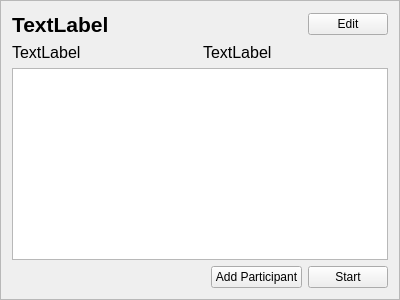
Qt form gui/ui/mainframe.ui (meshell/KataTournamentRunner) before a commit.
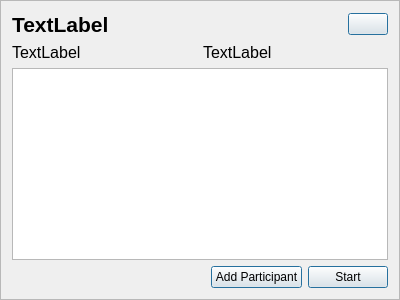
The same form after that commit. Icons and pictures are not drawn.

```diff
--- a/gui/ui/mainframe.ui
+++ b/gui/ui/mainframe.ui
@@ -64,7 +64,23 @@
        <item>
         <widget class="QPushButton" name="EditTournamentButton">
          <property name="text">
-          <string>Edit</string>
+          <string/>
+         </property>
+         <property name="icon">
+          <iconset>
+           <normaloff>../resources/pencil.png</normaloff>../resources/pencil.png</iconset>
+         </property>
+         <property name="iconSize">
+          <size>
+           <width>16</width>
+           <height>16</height>
+          </size>
+         </property>
+         <property name="autoDefault">
+          <bool>true</bool>
+         </property>
+         <property name="default">
+          <bool>true</bool>
          </property>
         </widget>
        </item>
@@ -142,6 +158,12 @@
          <property name="text">
           <string>Add Participant</string>
          </property>
+         <property name="autoDefault">
+          <bool>true</bool>
+         </property>
+         <property name="default">
+          <bool>true</bool>
+         </property>
         </widget>
        </item>
        <item>
@@ -149,6 +171,9 @@
          <property name="text">
           <string>Start</string>
          </property>
+         <property name="default">
+          <bool>true</bool>
+         </property>
         </widget>
        </item>
       </layout>
```
